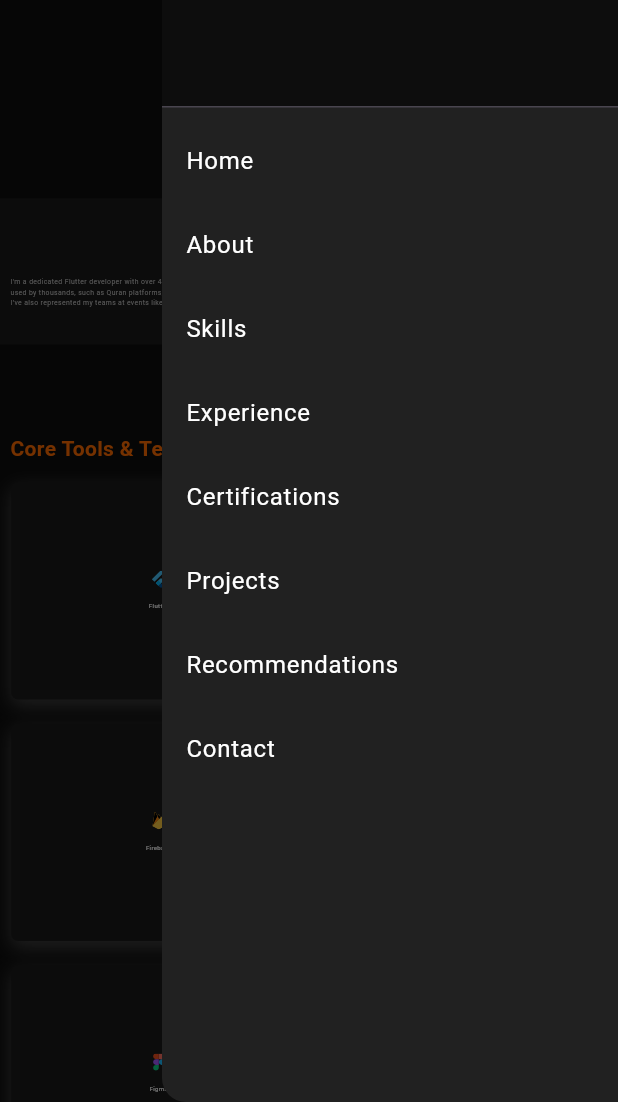
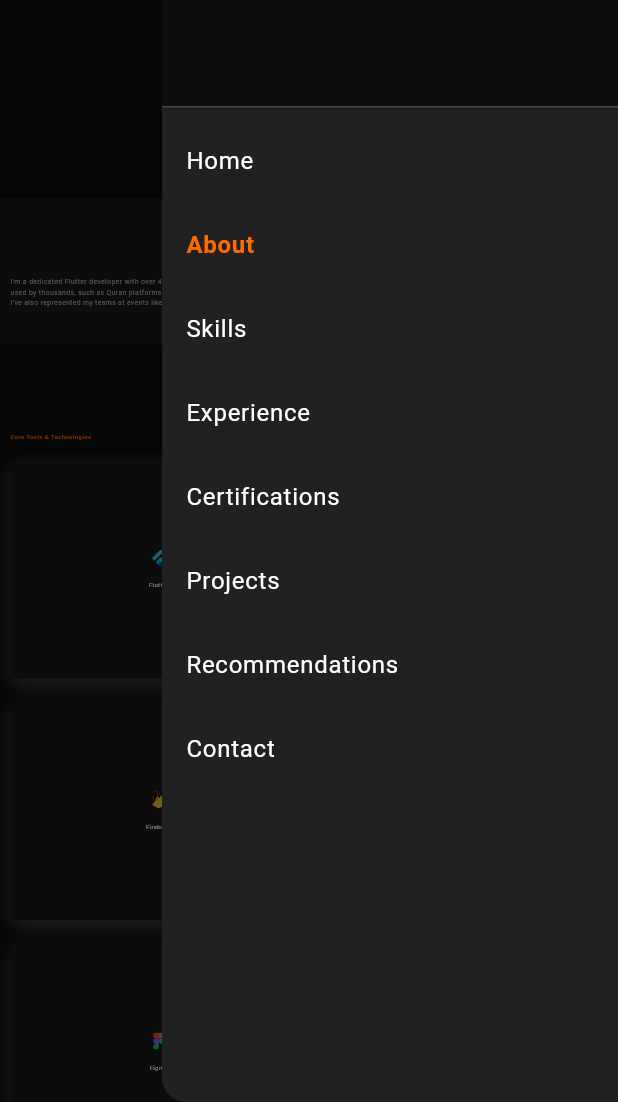
Before and after one commit to DEVS3010/my_portoflio, a Flutter app: the screen it shows after launch, scrolled down 576 dp, after a tap on the "menu" icon, on a phone screen of 412 x 824 dp, the part 134-1236 px from its top. Run offline on Flutter 3.47's test engine with Material 3 defaults, Android fonts, the phone set to English and light mode, and no system bars; drawn by our look-alikes of flutter_animate; our stand-ins replace device_preview, flutter_screenutil, flutter_svg; network calls fail.

Commit message:
refactor: Improve text styles and layout adjustments across various sections

```diff
--- a/lib/core/app_text_styles.dart
+++ b/lib/core/app_text_styles.dart
@@ -90,11 +90,11 @@
     fontWeight: FontWeight.normal,
   );
   static TextStyle font14White = font14.copyWith(color: AppColors.white);
-  static TextStyle font14PrimaryBold = TextStyle(
+  static TextStyle font14PrimaryBold = font14.copyWith(
     color: AppColors.primary,
     fontWeight: FontWeight.bold,
   );
-  static TextStyle font14WhiteBold = TextStyle(
+  static TextStyle font14WhiteBold = font14.copyWith(
     color: AppColors.white,
     fontWeight: FontWeight.bold,
   );
@@ -105,4 +105,5 @@
     fontWeight: FontWeight.normal,
   );
   static TextStyle font12Text = font12.copyWith(color: AppColors.text);
+  static TextStyle font12White = font12.copyWith(color: AppColors.white);
 }
--- a/lib/data/recommendations_data.dart
+++ b/lib/data/recommendations_data.dart
@@ -48,7 +48,7 @@
   ),
   RecommendationModel(
     name: 'Ahmad Abd El-Latief Karam',
-    role: 'Site Engineer | Site Engineer Specializing in Construction',
+    role: 'Site Engineer Specializing in Construction',
     image:
         'https://media.licdn.com/dms/image/v2/D4D03AQHdTHpXIz10Ww/profile-displayphoto-shrink_400_400/profile-displayphoto-shrink_400_400/0/1682212899259?e=1753920000&v=beta&t=en0vppbVrTXUvvOQC8-ees6uxwAioi494qP4oHoQMJk',
     comment:
@@ -62,7 +62,7 @@
   ),
   RecommendationModel(
     name: 'Menna Tarek ',
-    role: 'lecturer at NTI | lecturer at west Alabama university',
+    role: 'lecturer at NTI',
     image:
         'https://media.licdn.com/dms/image/v2/D4D03AQFdWicy-wnxaA/profile-displayphoto-shrink_400_400/profile-displayphoto-shrink_400_400/0/1721218044339?e=1753920000&v=beta&t=7PbCLG3vsGwmdLH5dMWqYYq2t6IF9YIejdo7xGM5zNQ',
     comment:
--- a/lib/main.dart
+++ b/lib/main.dart
@@ -7,12 +7,13 @@
 import 'core/app_scroll_behavior.dart';
 import 'ui/pages/home_page.dart';
 
-void main() async{
-   if (!kIsWeb) {
+void main() async {
+  if (!kIsWeb) {
     await ScreenUtil.ensureScreenSize();
   }
   runApp(
-    DevicePreview(enabled: !kReleaseMode, builder: (context) => PortfolioApp()),
+    PortfolioApp(),
+    // DevicePreview(enabled: !kReleaseMode, builder: (context) => PortfolioApp()),
   );
 }
 
--- a/lib/ui/components/project_card_widget.dart
+++ b/lib/ui/components/project_card_widget.dart
@@ -25,7 +25,7 @@
 
     return Container(
       width: isMobile ? 200.w : 450.w,
-      height:  isMobile ? 500.h : 700.h,
+      height: isMobile ? 550.h : 700.h,
       decoration: BoxDecoration(
         color: AppColors.background,
         borderRadius: BorderRadius.circular(15.r),
@@ -115,9 +115,9 @@
           ),
 
           /// Buttons
-          isMobile?
-          Padding(
-            padding:  EdgeInsets.symmetric(horizontal: 16.w),
+          isMobile
+              ? Padding(
+                padding: EdgeInsets.symmetric(horizontal: 16.w),
                 child: Column(
                   crossAxisAlignment: CrossAxisAlignment.start,
                   children: [
@@ -137,8 +137,8 @@
                     ),
                   ],
                 ),
-          ):
-          Row(
+              )
+              : Row(
                 mainAxisAlignment: MainAxisAlignment.center,
                 children: [
                   AppButtonWidget(
--- a/lib/ui/layout/navbar_and_footer.dart
+++ b/lib/ui/layout/navbar_and_footer.dart
@@ -87,7 +87,9 @@
     return Padding(
       padding: EdgeInsets.symmetric(horizontal: 8.w),
       child: GestureDetector(
-        onTap: () => scrollToSection(name),
+        onTap: () {
+          scrollToSection(name);
+        },
         child: Container(
           padding: EdgeInsets.symmetric(horizontal: 16.w, vertical: 10.h),
           decoration: BoxDecoration(
@@ -137,8 +139,13 @@
 
 class NavbarDrawer extends StatelessWidget {
   final Function(String) scrollToSection;
+  final String activeSection;
 
-  const NavbarDrawer({super.key, required this.scrollToSection});
+  const NavbarDrawer({
+    super.key,
+    required this.scrollToSection,
+    required this.activeSection,
+  });
 
   @override
   Widget build(BuildContext context) {
@@ -148,23 +155,33 @@
         padding: EdgeInsets.zero,
         children: [
           DrawerHeader(
-            decoration:  BoxDecoration(color: AppColors.background),
+            decoration: BoxDecoration(color: AppColors.background),
             child: _logoInTheCenter(),
           ),
           ...sectionKeys.keys.map(
-            (name) => ListTile(
-              title: Text(name, style: const TextStyle(color: Colors.white)),
-              onTap: () {
-                Navigator.pop(context);
-                scrollToSection(name);
-              },
-            ),
+            (name) {
+              final isActive = name.toLowerCase() == activeSection.toLowerCase();
+              return ListTile(
+                title: Text(
+                  name,
+                  style: TextStyle(
+                    color: isActive ? AppColors.primary : Colors.white,
+                    fontWeight: isActive ? FontWeight.bold : FontWeight.normal,
+                  ),
+                ),
+                onTap: () {
+                  Navigator.pop(context);
+                  scrollToSection(name);
+                },
+              );
+            },
           ),
         ],
       ),
     );
   }
 }
+
 
 class Footer extends StatelessWidget {
   final VoidCallback onBackToTop;
--- a/lib/ui/pages/home_page.dart
+++ b/lib/ui/pages/home_page.dart
@@ -14,16 +14,22 @@
 class _HomePageState extends State<HomePage> {
   final ScrollController _scrollController = ScrollController();
   String activeSection = 'Home';
+  bool isAutoScrolling = false;
 
-  /// Scroll to section by name
   void scrollToSection(String name) {
     final key = sectionKeys[name];
     if (key?.currentContext != null) {
+      setState(() => isAutoScrolling = true);
       Scrollable.ensureVisible(
         key!.currentContext!,
         duration: const Duration(milliseconds: 500),
         curve: Curves.easeInOut,
-      );
+      ).then((_) {
+        setState(() {
+          activeSection = name;
+          isAutoScrolling = false;
+        });
+      });
     }
   }
 
@@ -34,13 +40,14 @@
   }
 
   void _updateActiveSection() {
+    if (isAutoScrolling) return;
+
     for (final entry in sectionKeys.entries) {
       final keyContext = entry.value.currentContext;
       if (keyContext != null) {
         final box = keyContext.findRenderObject() as RenderBox;
         final position = box.localToGlobal(Offset.zero).dy;
 
-        // إذا كان أعلى القسم مرئي تقريبًا
         if (position >= 0 &&
             position < MediaQuery.of(context).size.height / 2) {
           if (activeSection != entry.key) {
@@ -62,6 +69,8 @@
           scrollToSection(name);
           setState(() => activeSection = name);
         },
+          activeSection: activeSection,
+
       ),
 
       body: SafeArea(
@@ -76,41 +85,10 @@
                 child: Column(
                   crossAxisAlignment: CrossAxisAlignment.start,
                   children: [
-                    KeyedSubtree(
-                      key: GlobalKey(),
-                      child: sections[0].section,
-                    ),
-                    KeyedSubtree(
-                      key: GlobalKey(),
-                      child: sections[1].section,
-                    ),
-                    KeyedSubtree(
-                      key: GlobalKey(),
-                      child: sections[2].section,
-                    ),
-                    KeyedSubtree(
-                      key: GlobalKey(),
-                      child: sections[3].section,
-                    ),
-                    KeyedSubtree(
-                      key: GlobalKey(),
-                      child: sections[4].section,
-                    ),
-                    KeyedSubtree(
-                      key: GlobalKey(),
-                      child: sections[5].section,
-                    ),
-                    KeyedSubtree(
-                      key: GlobalKey(),
-                      child: sections[6].section,
-                    ),
-                    // ...sections.map((section) {
-                    //   final key = sectionKeys[section.name];
-                    //   return KeyedSubtree(
-                    //     key: key,
-                    //     child: section.section,
-                    //   );
-                    // }),
+                    ...sections.map((section) {
+                      final key = sectionKeys[section.name];
+                      return KeyedSubtree(key: key, child: section.section);
+                    }),
                     Footer(
                       onBackToTop: () {
                         scrollToSection('Home');
--- a/lib/ui/sections/contact_section.dart
+++ b/lib/ui/sections/contact_section.dart
@@ -1,6 +1,8 @@
 import 'package:flutter/material.dart';
+import 'package:flutter_animate/flutter_animate.dart';
 import 'package:flutter_screenutil/flutter_screenutil.dart';
 import 'package:flutter_svg/svg.dart';
+import 'package:my_portfolio/core/app_text_styles.dart';
 import 'package:my_portfolio/data/portfolio_data.dart';
 import 'package:url_launcher/url_launcher.dart';
 import '../../../core/app_colors.dart';
@@ -13,26 +15,29 @@
   Widget build(BuildContext context) {
     final isMobile = Responsive.isMobile(context);
     return Container(
-      padding: EdgeInsets.symmetric(vertical: 64.h, horizontal: 24.w),
-      color: AppColors.background,
+      padding: EdgeInsets.symmetric(vertical: 30.h, horizontal: 24.w),
+      height: isMobile ? 900.h : null,
+      color: AppColors.surface,
       child: Flex(
         direction: isMobile ? Axis.vertical : Axis.horizontal,
         mainAxisAlignment: MainAxisAlignment.spaceAround,
         crossAxisAlignment: CrossAxisAlignment.start,
         children: [
           /// Left: Info
-          Expanded(
+          SizedBox(
+            height: isMobile ? 350.h : null,
             child: Column(
-              crossAxisAlignment: CrossAxisAlignment.start,
+              crossAxisAlignment: CrossAxisAlignment.center,
               children: [
                 Text(
                   'Contact Info',
-                  style: TextStyle(
-                    fontSize: 20.sp,
-                    fontWeight: FontWeight.bold,
-                    color: AppColors.white,
-                  ),
-                ),
+                  style:
+                      isMobile
+                          ? AppTextStyles.font21White.copyWith(
+                            fontWeight: FontWeight.bold,
+                          )
+                          : AppTextStyles.font32WhiteBold,
+                ).animate().fadeIn().slideY(begin: 0.1),
                 SizedBox(height: 20.h),
                 _contactItem(Icons.location_on, 'Riyadh, Saudi Arabia'),
                 _contactItem(Icons.email, 'mahmoud3laa2210@gmail.com'),
@@ -40,12 +45,9 @@
                 SizedBox(height: 24.h),
                 Text(
                   'Follow Me',
-                  style: TextStyle(
-                    fontSize: 18.sp,
-                    fontWeight: FontWeight.bold,
-                    color: AppColors.white,
-                  ),
+                  style: AppTextStyles.font18WhiteBold,
                 ),
+
                 SizedBox(height: 12.h),
                 Wrap(
                   spacing: 12.w,
@@ -68,12 +70,13 @@
             ),
           ),
 
-          SizedBox(width: isMobile ? 0 : 40.w, height: isMobile ? 40.h : 0),
+          SizedBox(width: isMobile ? 0 : 40.w, height: isMobile ? 10.h : 0),
 
           /// Right: Form
           Expanded(
             child: Column(
               crossAxisAlignment: CrossAxisAlignment.start,
+              mainAxisAlignment: MainAxisAlignment.start,
               children: [
                 Text(
                   'Send Me a Message',
@@ -122,7 +125,10 @@
         children: [
           Icon(icon, color: AppColors.primary, size: 20.sp),
           SizedBox(width: 12.w),
-          Text(text, style: TextStyle(color: AppColors.white, fontSize: 14.sp)),
+          Text(
+            text,
+            style: AppTextStyles.font14White.copyWith(color: AppColors.text),
+          ),
         ],
       ),
     );
@@ -135,7 +141,7 @@
         onTap: () => launchUrl(Uri.parse(link)),
         child: CircleAvatar(
           radius: 18.r,
-          backgroundColor: AppColors.white.withOpacity(0.08),
+          backgroundColor: AppColors.white.withValues(alpha: 0.08),
           child: Icon(icon, size: 16.sp, color: AppColors.white),
         ),
       ),
@@ -154,7 +160,7 @@
         fillColor: AppColors.surface,
         border: OutlineInputBorder(
           borderRadius: BorderRadius.circular(12.r),
-          borderSide: BorderSide.none,
+          borderSide: BorderSide(color: AppColors.white.withValues(alpha: 0.2)),
         ),
       ),
     );
--- a/lib/ui/sections/projects_section.dart
+++ b/lib/ui/sections/projects_section.dart
@@ -23,7 +23,7 @@
     return Container(
       color: AppColors.surface,
 
-      padding: EdgeInsets.symmetric(horizontal: 24.w, vertical: 64.h),
+      padding: EdgeInsets.symmetric(horizontal: 24.w, vertical: 30.h),
       child: Column(
         crossAxisAlignment: CrossAxisAlignment.center,
         children: [
@@ -46,7 +46,7 @@
           ),
           SizedBox(height: 20.h),
           SizedBox(
-            height: isMobile? 500.h : 700.h,
+            height: isMobile? 550.h : 700.h,
             child: ListView.separated(
               scrollDirection: Axis.horizontal,
               itemBuilder:
--- a/lib/ui/sections/recommendations_section.dart
+++ b/lib/ui/sections/recommendations_section.dart
@@ -30,7 +30,8 @@
         children: [
           Text(
             'Recommendations',
-            style: isMobile
+            style:
+                isMobile
                     ? AppTextStyles.font21White.copyWith(
                       fontWeight: FontWeight.bold,
                     )
@@ -46,7 +47,7 @@
 
           /// Scrollable PageView
           SizedBox(
-            height:  isMobile ? 250.h : 350.h,
+            height:  400.h,
             child: PageView.builder(
               controller: _pageController,
               itemCount: recommendations.length,
@@ -56,13 +57,16 @@
                 return AnimatedContainer(
                   duration: const Duration(milliseconds: 300),
                   margin: EdgeInsets.symmetric(horizontal: 12.w),
-                  padding: EdgeInsets.all(24.w),
+                  padding: EdgeInsets.symmetric(
+                    vertical: isMobile ? 20.h : 30.h,
+                    horizontal: isMobile ? 16.w : 24.w,
+                  ),
                   decoration: BoxDecoration(
                     color: AppColors.surface,
                     borderRadius: BorderRadius.circular(16.r),
                     boxShadow: [
                       BoxShadow(
-                        color: Colors.black.withOpacity(0.1),
+                        color: Colors.black.withValues(alpha: 0.1),
                         blurRadius: 10,
                         offset: const Offset(0, 6),
                       ),
@@ -77,23 +81,26 @@
                       SizedBox(height: isMobile ? 12.h : 20.h),
                       Text(
                         testimonial.name,
-                        style: TextStyle(
-                          fontWeight: FontWeight.bold,
-                          fontSize: 14.sp,
-                          color: AppColors.white,
-                        ),
+                        style: AppTextStyles.font14PrimaryBold,
                       ),
                       Text(
                         testimonial.role,
-                        style: isMobile ? AppTextStyles.font12Text : AppTextStyles.font12Text,
+                        style:AppTextStyles.font12White,
+                                textAlign: TextAlign.center,
                       ),
                       SizedBox(height: isMobile ? 6.h : 12.h),
                       Text(
                         '"${testimonial.comment}"',
                         textAlign: TextAlign.center,
-                        style: isMobile ? AppTextStyles.font12Text : AppTextStyles.font14.copyWith(
-                          color: AppColors.text,
-                        ),
+                        style:
+                            isMobile
+                                ? AppTextStyles.font12Text
+                                : AppTextStyles.font14.copyWith(
+                                  color: AppColors.text,
+                                ),
+                                maxLines: 7,
+                                overflow: TextOverflow.ellipsis,
+
                       ),
                       Spacer(),
                       Wrap(
```
Lines whose indentation alone changed are shown as unchanged.
